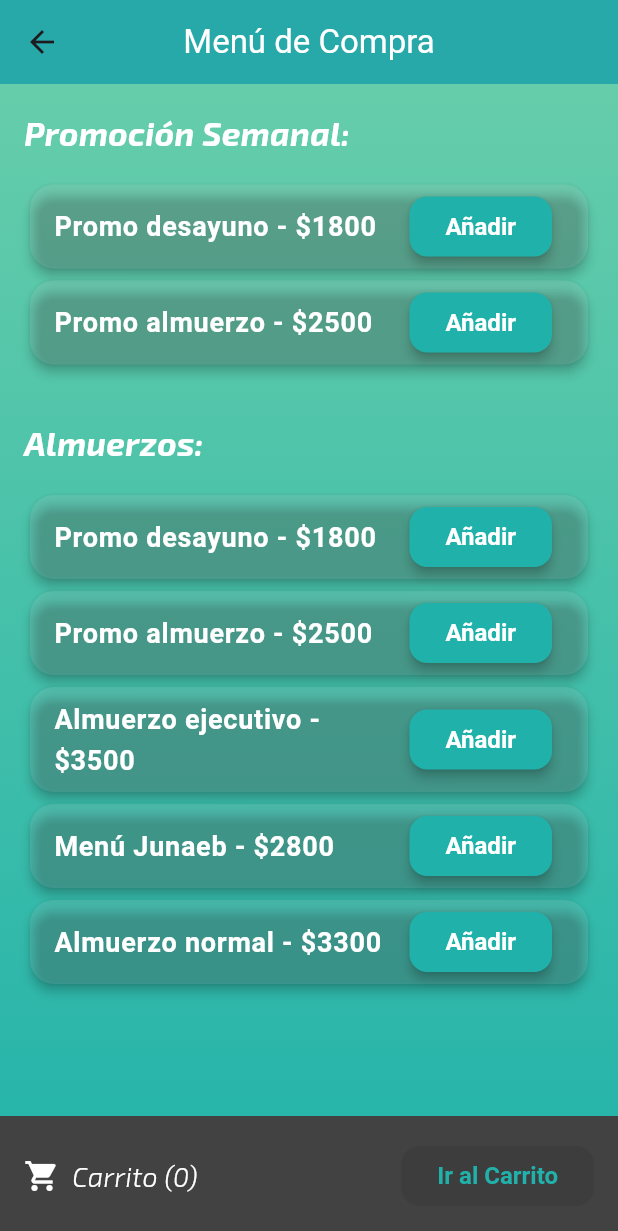
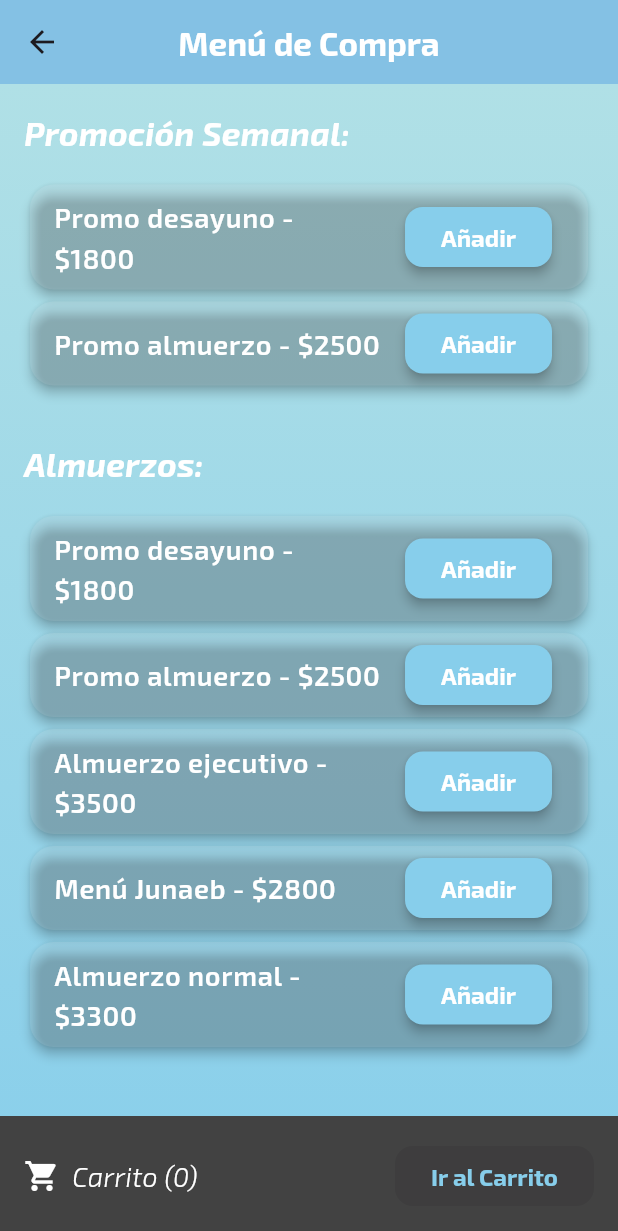
Before and after one commit to Nach0t/CampusBIT, a Flutter app: the MenuScreen screen opened directly with empty values, on a phone screen of 412 x 824 dp. Shown: the top 1231 px of the screen. Run offline on Flutter 3.47's test engine with Material 3 defaults, Android fonts, the phone set to English and light mode, and no system bars; our stand-ins replace qr_flutter, sqflite; accounts and stored records are empty; project files that could hold a hidden picture were left out.

Commit message:
Update MenuScreen.dart

```diff
--- a/CampusBITs/lib/MenuScreen.dart
+++ b/CampusBITs/lib/MenuScreen.dart
@@ -45,23 +45,29 @@ class _MenuScreenState extends State<MenuScreen> {
       appBar: AppBar(
         title: Text(
           'Menú de Compra',
-          style: TextStyle(color: Colors.white),
+          style: TextStyle(
+            color: Colors.white,
+            fontFamily: 'Exo2',
+            fontWeight: FontWeight.bold,
+          ),
         ),
         centerTitle: true,
-        backgroundColor: Color(0xFF20B2AA), // Azul agua
+        backgroundColor: Color(0xFF87CEEB), // Celeste agua
         elevation: 5.0,
       ),
       body: Container(
         decoration: BoxDecoration(
           gradient: LinearGradient(
-            colors: [Color(0xFF66CDAA), Color(0xFF20B2AA)], // Azul agua degradado
+            colors: [Color(0xFFB0E0E6), Color(0xFF87CEEB)], // Degradado celeste agua
             begin: Alignment.topCenter,
             end: Alignment.bottomCenter,
           ),
         ),
         child: menuItems.isEmpty
             ? Center(
-          child: CircularProgressIndicator(),
+                child: CircularProgressIndicator(
+                  color: Colors.white,
+                ),
               )
             : Column(
                 children: [
@@ -77,6 +83,7 @@ class _MenuScreenState extends State<MenuScreen> {
                               style: TextStyle(
                                 fontSize: 22,
                                 fontWeight: FontWeight.bold,
+                                fontFamily: 'Exo2',
                                 color: Colors.white,
                               ),
                             ),
@@ -89,6 +96,7 @@ class _MenuScreenState extends State<MenuScreen> {
                               style: TextStyle(
                                 fontSize: 22,
                                 fontWeight: FontWeight.bold,
+                                fontFamily: 'Exo2',
                                 color: Colors.white,
                               ),
                             ),
@@ -109,6 +117,7 @@ class _MenuScreenState extends State<MenuScreen> {
                                     title: Text(
                                       '${item['name']} - \$${item['price']}',
                                       style: TextStyle(
+                                        fontFamily: 'Exo2',
                                         color: Colors.white,
                                         fontSize: 18,
                                         fontWeight: FontWeight.w600,
@@ -119,13 +128,19 @@ class _MenuScreenState extends State<MenuScreen> {
                                         _addToCart(item);
                                       },
                                       style: ElevatedButton.styleFrom(
-                                  backgroundColor: Color(0xFF20B2AA),
+                                        backgroundColor: Color(0xFF87CEEB),
                                         elevation: 3.0,
                                         shape: RoundedRectangleBorder(
                                           borderRadius: BorderRadius.circular(12.0),
                                         ),
                                       ),
-                                child: Text('Añadir', style: TextStyle(color: Colors.white)),
+                                      child: Text(
+                                        'Añadir',
+                                        style: TextStyle(
+                                          fontFamily: 'Exo2',
+                                          color: Colors.white,
+                                        ),
+                                      ),
                                     ),
                                   ),
                                 );
@@ -148,7 +163,11 @@ class _MenuScreenState extends State<MenuScreen> {
                             SizedBox(width: 8),
                             Text(
                               'Carrito (${getCartItemCount()})',
-                        style: TextStyle(color: Colors.white, fontSize: 18),
+                              style: TextStyle(
+                                fontFamily: 'Exo2',
+                                color: Colors.white,
+                                fontSize: 18,
+                              ),
                             ),
                           ],
                         ),
@@ -175,7 +194,10 @@ class _MenuScreenState extends State<MenuScreen> {
                           ),
                           child: Text(
                             'Ir al Carrito',
-                      style: TextStyle(color: Color(0xFF20B2AA)),
+                            style: TextStyle(
+                              fontFamily: 'Exo2',
+                              color: Color(0xFF87CEEB),
+                            ),
                           ),
                         ),
                       ],
@@ -198,6 +220,7 @@ class _MenuScreenState extends State<MenuScreen> {
         title: Text(
           '$name - \$$price',
           style: TextStyle(
+            fontFamily: 'Exo2',
             color: Colors.white,
             fontSize: 18,
             fontWeight: FontWeight.w600,
@@ -208,13 +231,19 @@ class _MenuScreenState extends State<MenuScreen> {
             _addToCart({'name': name, 'price': price});
           },
           style: ElevatedButton.styleFrom(
-            backgroundColor: Color(0xFF20B2AA),
+            backgroundColor: Color(0xFF87CEEB),
             elevation: 3.0,
             shape: RoundedRectangleBorder(
               borderRadius: BorderRadius.circular(12.0),
             ),
           ),
-          child: Text('Añadir', style: TextStyle(color: Colors.white)),
+          child: Text(
+            'Añadir',
+            style: TextStyle(
+              fontFamily: 'Exo2',
+              color: Colors.white,
+            ),
+          ),
         ),
       ),
     );
```
Lines whose indentation alone changed are shown as unchanged.
